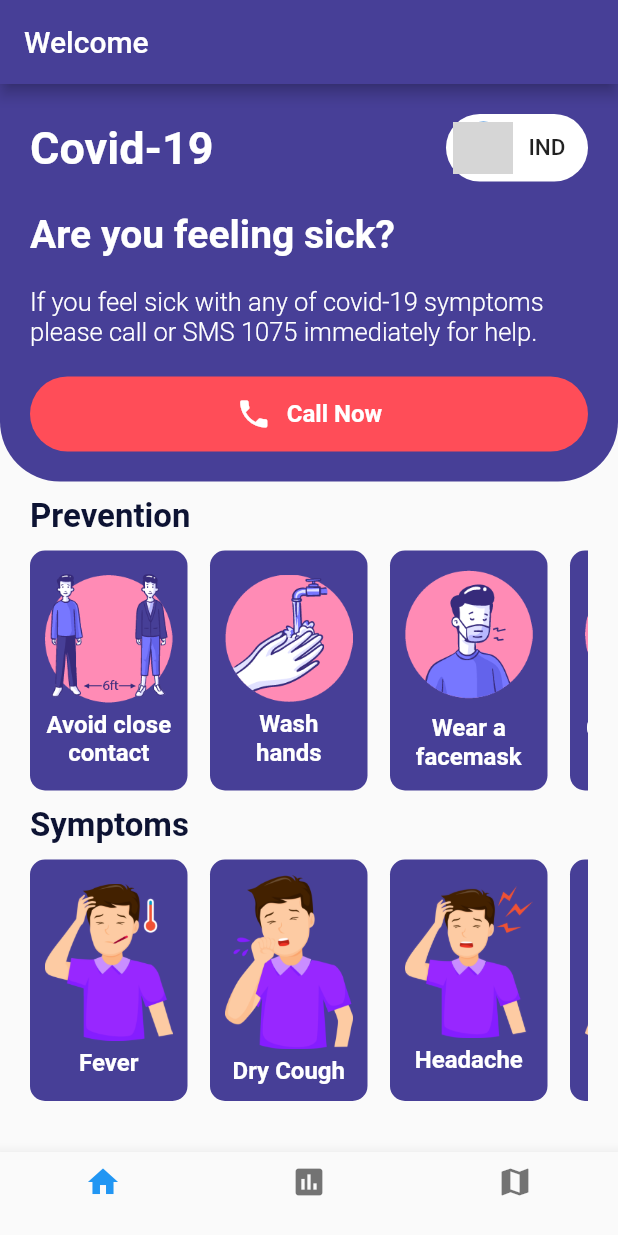
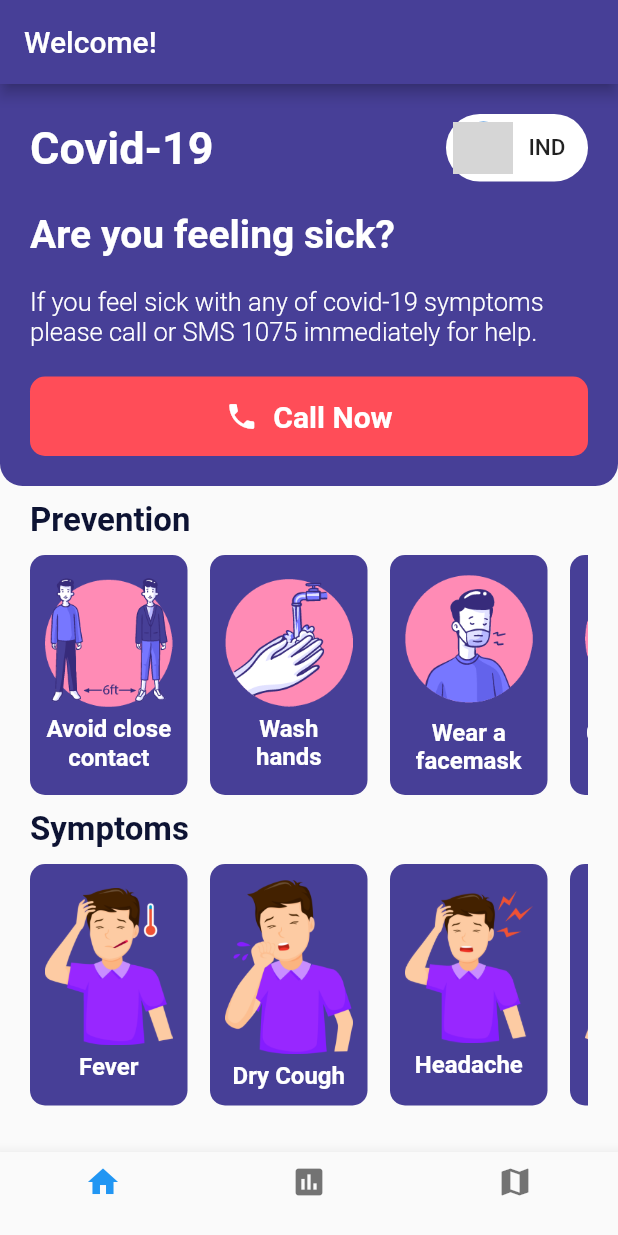
Before and after one commit to Abhishekdm/covid19, a Flutter app: the screen it shows after launch, on a phone screen of 412 x 824 dp. Run offline on Flutter 3.47's test engine with Material 2 defaults, Android fonts, the phone set to English and light mode, and no system bars; our stand-ins replace fl_chart; grey boxes are pictures that could not be loaded.

Commit message:
ui bug fixes

```diff
--- a/lib/components/rounded_button_with_icon.dart
+++ b/lib/components/rounded_button_with_icon.dart
@@ -17,22 +17,25 @@ class RoundedButtonWithIcon extends StatelessWidget {
     return Expanded(
       child: FlatButton(
         textColor: Colors.white,
-        padding: EdgeInsets.all(13.0),
+        padding: EdgeInsets.all(15.0),
         shape: RoundedRectangleBorder(
-          borderRadius: BorderRadius.circular(25.0),
+          borderRadius: BorderRadius.circular(10.0),
         ),
         color: buttonColor,
         child: Row(
           mainAxisAlignment: MainAxisAlignment.center,
           children: <Widget>[
-            Icon(icon),
+            Icon(
+              icon,
+              size: 22,
+            ),
             SizedBox(
               width: 10,
             ),
             Text(
               buttonLabel,
               style: TextStyle(
-                fontSize: 16,
+                fontSize: 20,
                 fontWeight: FontWeight.bold,
               ),
             ),
--- a/lib/main.dart
+++ b/lib/main.dart
@@ -28,7 +28,7 @@ class _PageControlState extends State<PageControl> {
     return Scaffold(
       appBar: AppBar(
         backgroundColor: kBackgroundColor,
-        title: Text('Welcome'),
+        title: Text('Welcome!'),
       ),
       body: _pages[_selectedItem],
       bottomNavigationBar: BottomNavigationBar(
--- a/lib/screen/Statistics_screen.dart
+++ b/lib/screen/Statistics_screen.dart
@@ -340,8 +340,8 @@ class _StatisticsScreenState extends State<StatisticsScreen> {
                   decoration: BoxDecoration(
                     color: Colors.white,
                     borderRadius: BorderRadius.only(
-                      topLeft: Radius.circular(40),
-                      topRight: Radius.circular(40),
+                      topLeft: Radius.circular(15),
+                      topRight: Radius.circular(15),
                     ),
                   ),
                   child: Column(
@@ -349,6 +349,7 @@ class _StatisticsScreenState extends State<StatisticsScreen> {
                     children: <Widget>[
                       Text(
                         'Daily New Cases',
+                        textAlign: TextAlign.center,
                         style: TextStyle(
                             color: kFontColor,
                             fontSize: 22,
--- a/lib/screen/home_screen.dart
+++ b/lib/screen/home_screen.dart
@@ -38,8 +38,8 @@ class _MainPart extends StatelessWidget {
           decoration: BoxDecoration(
             color: kBackgroundColor,
             borderRadius: BorderRadius.only(
-              bottomLeft: Radius.circular(40),
-              bottomRight: Radius.circular(40),
+              bottomLeft: Radius.circular(15),
+              bottomRight: Radius.circular(15),
             ),
           ),
           child: Column(
@@ -229,7 +229,7 @@ class _PreventionListView extends StatelessWidget {
                 ),
                 ImageTextColumn(
                   imageUrl: 'images/sanitize.png',
-                  imageDescription: 'Sanitize all the objects frequently',
+                  imageDescription: 'Sanitize all objects',
                 ),
                 ImageTextColumn(
                   imageUrl: 'images/stay_home.png',
--- a/lib/screen/state_wise_date_screen.dart
+++ b/lib/screen/state_wise_date_screen.dart
@@ -48,7 +48,7 @@ class _StatewiseDataState extends State<StatewiseData> {
           crossAxisAlignment: CrossAxisAlignment.stretch,
           children: <Widget>[
             Text(
-              'StateWise Data',
+              'Statewise Data',
               style: TextStyle(
                 color: kFontColor,
                 fontSize: 30.0,
--- a/pubspec.yaml
+++ b/pubspec.yaml
@@ -15,7 +15,7 @@ publish_to: "none" # Remove this line if you wish to publish to pub.dev
 # In iOS, build-name is used as CFBundleShortVersionString while build-number used as CFBundleVersion.
 # Read more about iOS versioning at
 # https://developer.apple.com/library/archive/documentation/General/Reference/InfoPlistKeyReference/Articles/CoreFoundationKeys.html
-version: 1.0.0+1
+version: 1.0.0
 
 environment:
   sdk: ">=2.7.0 <3.0.0"
```
